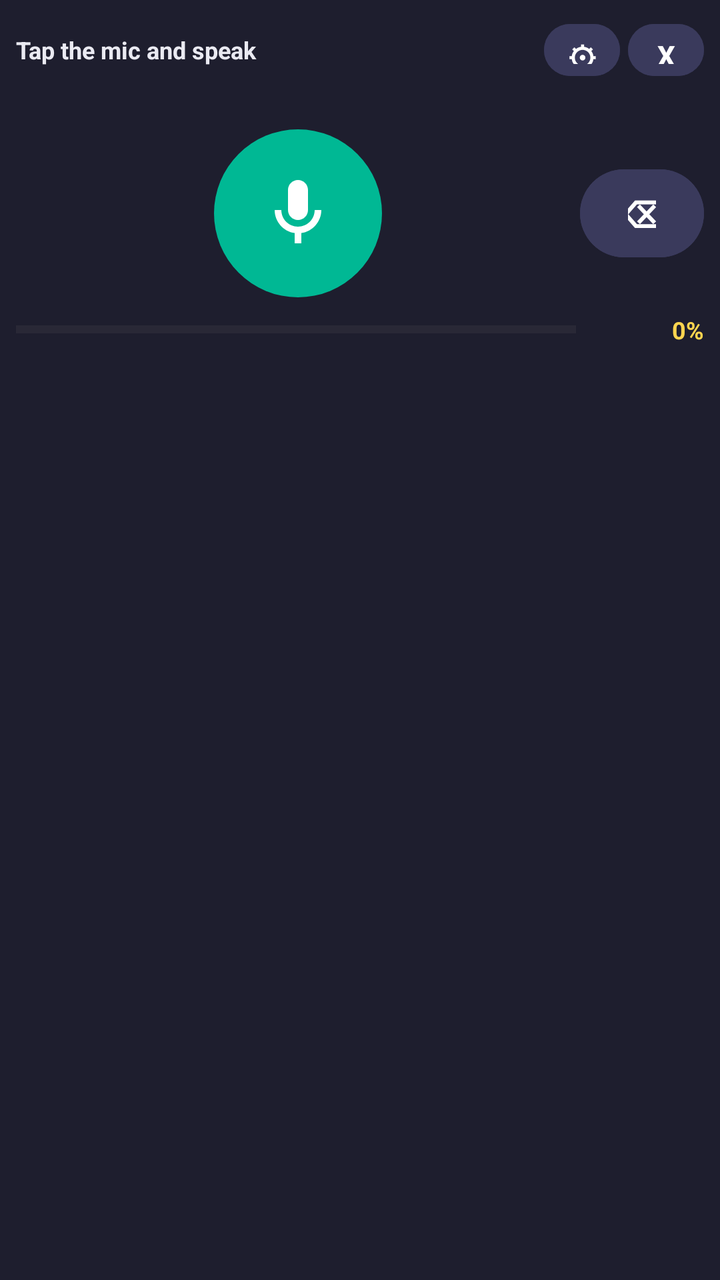
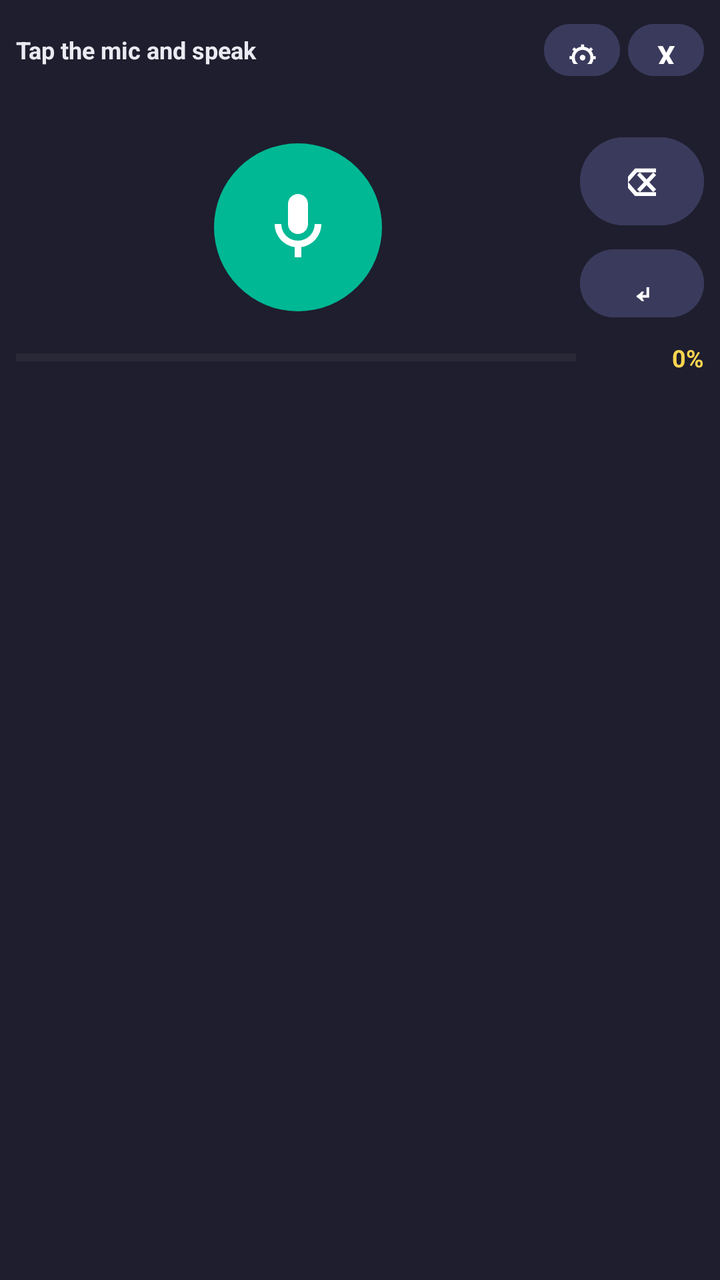

Two renders of the same Android screen: before a commit and after it. Below are the layout's source before the change and the commit's diff.
<!-- AndroidManifest.xml: application theme Theme.WhisperKeyboard -->
<!-- res/layout/keyboard_view.xml -->
<?xml version="1.0" encoding="utf-8"?>
<LinearLayout xmlns:android="http://schemas.android.com/apk/res/android"
    android:orientation="vertical"
    android:layout_width="match_parent"
    android:layout_height="wrap_content"
    android:background="#1E1E2E"
    android:padding="8dp">

    <LinearLayout android:orientation="horizontal" android:layout_width="match_parent" android:layout_height="wrap_content" android:gravity="center_vertical">
        <TextView android:id="@+id/tvStatus" android:text="Tap the mic and speak" android:textColor="#EAEAF2" android:textSize="12sp" android:textStyle="bold" android:layout_width="0dp" android:layout_weight="1" android:layout_height="wrap_content" android:ellipsize="end" android:maxLines="1"/>
        <Button android:id="@+id/btnKeyboardGear" android:text="⚙" android:layout_width="38dp" android:layout_height="34dp" android:minWidth="0dp" android:paddingStart="0dp" android:paddingEnd="0dp" android:textSize="15sp" android:textStyle="bold" android:textColor="#FFFFFF" android:backgroundTint="#3A3A5C" android:contentDescription="Open app settings"/>
        <Button android:id="@+id/btnCloseKeyboard" android:text="X" android:layout_width="38dp" android:layout_height="34dp" android:layout_marginStart="4dp" android:minWidth="0dp" android:paddingStart="0dp" android:paddingEnd="0dp" android:textSize="14sp" android:textStyle="bold" android:textColor="#FFFFFF" android:backgroundTint="#3A3A5C" android:contentDescription="Close keyboard (return to default keyboard)"/>
    </LinearLayout>

    
    <TextView android:id="@+id/tvLabels" android:text="" android:textColor="#9FB8FF" android:textSize="11sp" android:layout_width="match_parent" android:layout_height="wrap_content" android:gravity="center" android:singleLine="true" android:ellipsize="end" android:paddingTop="2dp"/>

    
    <LinearLayout android:id="@+id/rowOutstanding" android:orientation="horizontal" android:layout_width="match_parent" android:layout_height="wrap_content" android:gravity="center_vertical" android:layout_marginTop="4dp" android:visibility="gone">
        <Button android:id="@+id/btnTypeOutstanding" android:text="📥 Type pending transcript" android:layout_width="0dp" android:layout_weight="1" android:layout_height="38dp" android:textSize="12sp" android:textStyle="bold" android:textColor="#212121" android:backgroundTint="#74B9FF"/>
        <Button android:id="@+id/btnDiscardOutstanding" android:text="🗑" android:layout_width="42dp" android:layout_height="38dp" android:layout_marginStart="4dp" android:minWidth="0dp" android:paddingStart="0dp" android:paddingEnd="0dp" android:textSize="14sp" android:textColor="#FFFFFF" android:backgroundTint="#636E72" android:contentDescription="Discard oldest pending transcript"/>
    </LinearLayout>

    <LinearLayout android:orientation="horizontal" android:layout_width="match_parent" android:layout_height="wrap_content" android:gravity="center_vertical" android:layout_marginTop="6dp">

        
        <FrameLayout android:layout_width="0dp" android:layout_weight="1" android:layout_height="wrap_content">
            <androidx.appcompat.widget.AppCompatImageButton
                android:id="@+id/btnMicCircle"
                android:layout_width="84dp" android:layout_height="84dp"
                android:layout_gravity="center_horizontal"
                android:background="@drawable/bg_circle"
                android:backgroundTint="#00B894"
                android:src="@drawable/ic_mic"
                android:contentDescription="Record"/>
        </FrameLayout>

        
        <LinearLayout android:orientation="vertical" android:layout_width="wrap_content" android:layout_height="wrap_content">
            <Button android:id="@+id/btnBackspace" android:text="⌫" android:layout_width="62dp" android:layout_height="52dp" android:textSize="19sp" android:textStyle="bold" android:textColor="#FFFFFF" android:backgroundTint="#3A3A5C" android:contentDescription="Backspace: tap deletes a character, hold deletes words faster and faster"/>
        </LinearLayout>
    </LinearLayout>

    
    <LinearLayout android:orientation="horizontal" android:layout_width="match_parent" android:layout_height="wrap_content" android:gravity="center_vertical" android:layout_marginTop="8dp">
        <ProgressBar android:id="@+id/progressTranscribe" style="?android:attr/progressBarStyleHorizontal" android:layout_width="0dp" android:layout_weight="1" android:layout_height="8dp" android:max="100" android:progress="0" android:progressTint="#00B894"/>
        <TextView android:id="@+id/tvProgressPct" android:text="0%" android:textSize="12sp" android:textStyle="bold" android:textColor="#FFD54F" android:layout_width="wrap_content" android:layout_height="wrap_content" android:gravity="end" android:paddingStart="6dp" android:minWidth="64dp"/>
    </LinearLayout>

    <LinearLayout android:id="@+id/rowProcessing" android:orientation="horizontal" android:layout_width="match_parent" android:layout_height="wrap_content" android:gravity="center" android:layout_marginTop="4dp" android:visibility="gone">
        <Button android:id="@+id/btnSkipOne" android:text="Skip 1 ▸" android:layout_width="0dp" android:layout_weight="1" android:layout_height="30dp" android:textSize="11sp" android:textStyle="bold" android:textColor="#FFFFFF" android:backgroundTint="#E17055"/>
        <Button android:id="@+id/btnStopAll" android:text="■ Stop All" android:layout_width="0dp" android:layout_weight="1" android:layout_height="30dp" android:layout_marginStart="6dp" android:textSize="11sp" android:textStyle="bold" android:textColor="#FFFFFF" android:backgroundTint="#D63031"/>
    </LinearLayout>

    <TextView android:id="@+id/tvQueueBadge" android:text="" android:textSize="10sp" android:textStyle="bold" android:textColor="#FFD54F" android:layout_width="match_parent" android:layout_height="wrap_content" android:gravity="center" android:paddingTop="4dp"/>

</LinearLayout>
<!-- resources referenced by this layout -->
<resources>
  <!-- drawable bg_circle (drawable) -->
  <?xml version="1.0" encoding="utf-8"?>
  <shape xmlns:android="http://schemas.android.com/apk/res/android" android:shape="oval">
      <solid android:color="#00B894"/>
  </shape>
  <!-- drawable ic_mic (drawable) -->
  <?xml version="1.0" encoding="utf-8"?>
  <vector xmlns:android="http://schemas.android.com/apk/res/android"
      android:width="40dp" android:height="40dp"
      android:viewportWidth="24" android:viewportHeight="24">
      <path android:fillColor="#FFFFFFFF" android:pathData="M12,14c1.66,0 3,-1.34 3,-3V5c0,-1.66 -1.34,-3 -3,-3S9,3.34 9,5v6c0,1.66 1.34,3 3,3zM17,11c0,2.76 -2.24,5 -5,5s-5,-2.24 -5,-5H5c0,3.53 2.61,6.43 6,6.92V21h2v-3.08c3.39,-0.49 6,-3.39 6,-6.92h-2z"/>
  </vector>
  <style name="Theme.WhisperKeyboard" parent="Theme.Material3.DayNight.NoActionBar">
          <item name="colorPrimary">#6C5CE7</item>
          <item name="colorPrimaryVariant">#5A4BD1</item>
          <item name="colorOnPrimary">#FFFFFF</item>
          <item name="colorSecondary">#A29BFE</item>
          <item name="android:statusBarColor">#2C2C3E</item>
      </style>
</resources>

<!-- the commit's change to res/layout/keyboard_view.xml (unified diff, before → after) -->
@@ -38,6 +38,7 @@
         
         <LinearLayout android:orientation="vertical" android:layout_width="wrap_content" android:layout_height="wrap_content">
             <Button android:id="@+id/btnBackspace" android:text="⌫" android:layout_width="62dp" android:layout_height="52dp" android:textSize="19sp" android:textStyle="bold" android:textColor="#FFFFFF" android:backgroundTint="#3A3A5C" android:contentDescription="Backspace: tap deletes a character, hold deletes words faster and faster"/>
+            <Button android:id="@+id/btnEnter" android:text="↵" android:layout_width="62dp" android:layout_height="42dp" android:layout_marginTop="4dp" android:textSize="18sp" android:textStyle="bold" android:textColor="#FFFFFF" android:backgroundTint="#3A3A5C" android:contentDescription="Enter: new line"/>
         </LinearLayout>
     </LinearLayout>
 
